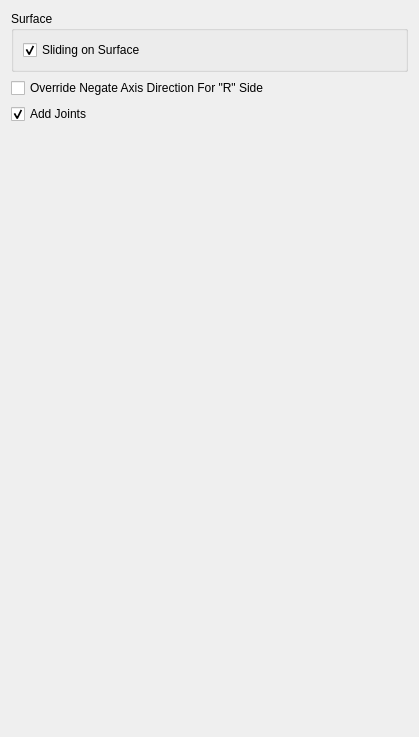
Before: the Qt Designer form python/ymt_components/ymt_face_eyebrow_01/settingsUI.ui in yamahigashi/mgear_shifter_components, drawn with Qt 5.
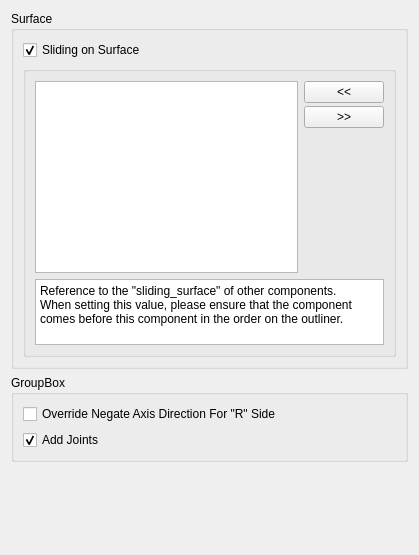
After: the same form once the commit is applied.

Patch:
```diff
--- a/python/ymt_components/ymt_face_eyebrow_01/settingsUI.ui
+++ b/python/ymt_components/ymt_face_eyebrow_01/settingsUI.ui
@@ -7,7 +7,7 @@
     <x>0</x>
     <y>0</y>
     <width>419</width>
-    <height>737</height>
+    <height>555</height>
    </rect>
   </property>
   <property name="windowTitle">
@@ -19,11 +19,11 @@
      <property name="title">
       <string>Surface</string>
      </property>
-     <layout class="QGridLayout" name="gridLayout_4">
+     <layout class="QGridLayout" name="gridLayout_4" rowstretch="0,0,0,0">
+      <property name="sizeConstraint">
+       <enum>QLayout::SetDefaultConstraint</enum>
+      </property>
       <item row="0" column="0">
-       <layout class="QHBoxLayout" name="horizontalLayout_2"/>
-      </item>
-      <item row="1" column="0">
        <widget class="QCheckBox" name="isSlidingSurface">
         <property name="text">
          <string>Sliding on Surface</string>
@@ -36,24 +36,176 @@
         </property>
        </widget>
       </item>
+      <item row="1" column="0">
+       <widget class="QGroupBox" name="ikRefArray_groupBox">
+        <property name="enabled">
+         <bool>true</bool>
+        </property>
+        <property name="maximumSize">
+         <size>
+          <width>16777215</width>
+          <height>166</height>
+         </size>
+        </property>
+        <property name="title">
+         <string/>
+        </property>
+        <property name="flat">
+         <bool>false</bool>
+        </property>
+        <layout class="QGridLayout" name="gridLayout_7" rowstretch="0,0,0" columnstretch="0">
+         <property name="sizeConstraint">
+          <enum>QLayout::SetMaximumSize</enum>
+         </property>
+         <item row="1" column="0">
+          <layout class="QHBoxLayout" name="ikRefArray_horizontalLayout_4">
+           <item>
+            <layout class="QVBoxLayout" name="ikRefArray_verticalLayout_7">
+             <item>
+              <widget class="QListWidget" name="surfaceReference_listWidget">
+               <property name="autoScroll">
+                <bool>false</bool>
+               </property>
+               <property name="showDropIndicator" stdset="0">
+                <bool>false</bool>
+               </property>
+               <property name="dragDropOverwriteMode">
+                <bool>false</bool>
+               </property>
+               <property name="dragDropMode">
+                <enum>QAbstractItemView::NoDragDrop</enum>
+               </property>
+               <property name="defaultDropAction">
+                <enum>Qt::CopyAction</enum>
+               </property>
+               <property name="alternatingRowColors">
+                <bool>true</bool>
+               </property>
+               <property name="selectionMode">
+                <enum>QAbstractItemView::ExtendedSelection</enum>
+               </property>
+               <property name="gridSize">
+                <size>
+                 <width>0</width>
+                 <height>0</height>
+                </size>
+               </property>
+               <property name="viewMode">
+                <enum>QListView::ListMode</enum>
+               </property>
+               <property name="selectionRectVisible">
+                <bool>false</bool>
+               </property>
+               <property name="currentRow">
+                <number>-1</number>
+               </property>
+              </widget>
+             </item>
+            </layout>
+           </item>
+           <item>
+            <layout class="QVBoxLayout" name="ikRefArray_verticalLayout_8">
+             <property name="spacing">
+              <number>3</number>
+             </property>
+             <item>
+              <widget class="QPushButton" name="surfaceReferenceAdd_pushButton">
+               <property name="text">
+                <string>&lt;&lt;</string>
+               </property>
+              </widget>
+             </item>
+             <item>
+              <widget class="QPushButton" name="surfaceReferenceRemove_pushButton">
+               <property name="text">
+                <string>&gt;&gt;</string>
+               </property>
+              </widget>
+             </item>
+             <item>
+              <spacer name="ikRefArray_verticalSpacer_4">
+               <property name="orientation">
+                <enum>Qt::Vertical</enum>
+               </property>
+               <property name="sizeHint" stdset="0">
+                <size>
+                 <width>20</width>
+                 <height>20</height>
+                </size>
+               </property>
+              </spacer>
+             </item>
+            </layout>
+           </item>
+          </layout>
+         </item>
+         <item row="2" column="0">
+          <widget class="QTextEdit" name="textEdit">
+           <property name="maximumSize">
+            <size>
+             <width>16777215</width>
+             <height>66</height>
+            </size>
+           </property>
+           <property name="focusPolicy">
+            <enum>Qt::NoFocus</enum>
+           </property>
+           <property name="contextMenuPolicy">
+            <enum>Qt::NoContextMenu</enum>
+           </property>
+           <property name="acceptDrops">
+            <bool>false</bool>
+           </property>
+           <property name="readOnly">
+            <bool>true</bool>
+           </property>
+           <property name="html">
+            <string>&lt;!DOCTYPE HTML PUBLIC &quot;-//W3C//DTD HTML 4.0//EN&quot; &quot;http://www.w3.org/TR/REC-html40/strict.dtd&quot;&gt;
+&lt;html&gt;&lt;head&gt;&lt;meta name=&quot;qrichtext&quot; content=&quot;1&quot; /&gt;&lt;meta charset=&quot;utf-8&quot; /&gt;&lt;style type=&quot;text/css&quot;&gt;
+p, li { white-space: pre-wrap; }
+hr { height: 1px; border-width: 0; }
+li.unchecked::marker { content: &quot;\2610&quot;; }
+li.checked::marker { content: &quot;\2612&quot;; }
+&lt;/style&gt;&lt;/head&gt;&lt;body style=&quot; font-family:'Segoe UI'; font-size:9pt; font-weight:400; font-style:normal;&quot;&gt;
+&lt;p style=&quot; margin-top:0px; margin-bottom:0px; margin-left:0px; margin-right:0px; -qt-block-indent:0; text-indent:0px;&quot;&gt;Reference to the &amp;quot;sliding_surface&amp;quot; of other components.&lt;/p&gt;
+&lt;p style=&quot; margin-top:0px; margin-bottom:0px; margin-left:0px; margin-right:0px; -qt-block-indent:0; text-indent:0px;&quot;&gt;When setting this value, please ensure that the component comes before this component in the order on the outliner.&lt;/p&gt;&lt;/body&gt;&lt;/html&gt;</string>
+           </property>
+          </widget>
+         </item>
+        </layout>
+       </widget>
+      </item>
      </layout>
     </widget>
    </item>
    <item>
-    <widget class="QCheckBox" name="overrideNegate_checkBox">
-     <property name="text">
-      <string notr="true">Override Negate Axis Direction For &quot;R&quot; Side</string>
+    <widget class="QGroupBox" name="groupBox">
+     <property name="title">
+      <string>GroupBox</string>
      </property>
-    </widget>
-   </item>
-   <item>
-    <widget class="QCheckBox" name="addJoints_checkBox">
-     <property name="text">
-      <string notr="true">Add Joints</string>
-     </property>
-     <property name="checked">
-      <bool>true</bool>
-     </property>
+     <layout class="QHBoxLayout" name="horizontalLayout_2" stretch="0">
+      <item>
+       <layout class="QVBoxLayout" name="verticalLayout_3">
+        <item>
+         <widget class="QCheckBox" name="overrideNegate_checkBox">
+          <property name="text">
+           <string notr="true">Override Negate Axis Direction For &quot;R&quot; Side</string>
+          </property>
+         </widget>
+        </item>
+        <item>
+         <widget class="QCheckBox" name="addJoints_checkBox">
+          <property name="text">
+           <string notr="true">Add Joints</string>
+          </property>
+          <property name="checked">
+           <bool>true</bool>
+          </property>
+         </widget>
+        </item>
+       </layout>
+      </item>
+     </layout>
     </widget>
    </item>
    <item>
```
